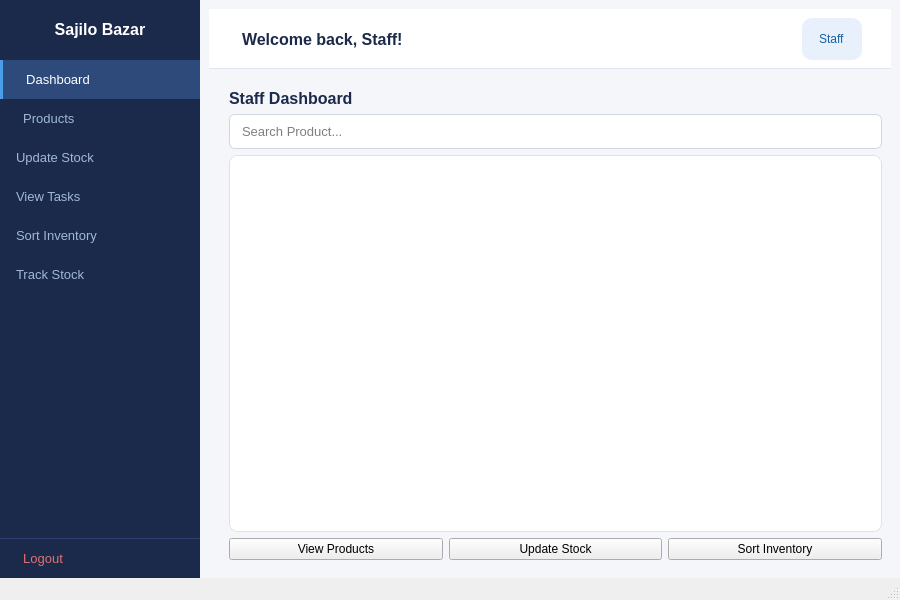
First picture: the form in ui/staffdashboard.ui, repository kriitikat/Sajilo-Bazarr, before the edit.
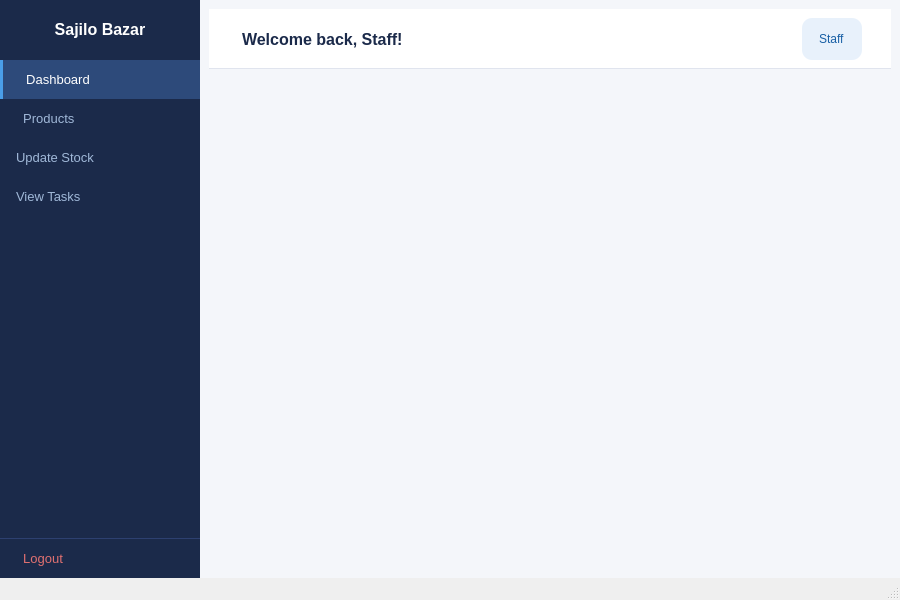
Second picture: the form after the edit.

What changed in the file:
```diff
--- a/ui/staffdashboard.ui
+++ b/ui/staffdashboard.ui
@@ -182,48 +182,6 @@
          </property>
         </widget>
        </item>
-       <item>
-        <widget class="QPushButton" name="btnCategory">
-         <property name="styleSheet">
-          <string>
-QPushButton {
-color: #A0B8D8;
-background-color: transparent;
-border: none;
-padding: 12px 16px;
-text-align: left;
-font-size: 13px;
-}
-
-QPushButton:hover {
-background-color: #2D4A7A;
-color: white;
-}
-          </string>
-         </property>
-         <property name="text">
-          <string>Sort Inventory</string>
-         </property>
-        </widget>
-       </item>
-       <item>
-        <widget class="QPushButton" name="pushButton">
-         <property name="styleSheet">
-          <string notr="true">QPushButton {
-color: #A0B8D8;
-background-color: transparent;
-border: none;
-padding: 12px 16px;
-text-align: left;
-font-size: 13px;
-}
-             </string>
-         </property>
-         <property name="text">
-          <string>Track Stock</string>
-         </property>
-        </widget>
-       </item>
        <item>
         <spacer name="verticalSpacer">
          <property name="orientation">
@@ -370,86 +328,6 @@
           <property name="topMargin">
            <number>20</number>
           </property>
-          <item>
-           <widget class="QLabel" name="titleLabel">
-            <property name="styleSheet">
-             <string>
-QLabel {
-color: #1B2A4A;
-font-size: 16px;
-font-weight: bold;
-}
-             </string>
-            </property>
-            <property name="text">
-             <string>Staff Dashboard</string>
-            </property>
-           </widget>
-          </item>
-          <item>
-           <widget class="QLineEdit" name="searchBar">
-            <property name="minimumSize">
-             <size>
-              <width>0</width>
-              <height>35</height>
-             </size>
-            </property>
-            <property name="styleSheet">
-             <string>
-QLineEdit {
-background-color: white;
-border: 1px solid #D0D7E2;
-border-radius: 6px;
-padding-left: 10px;
-font-size: 13px;
-}
-             </string>
-            </property>
-            <property name="placeholderText">
-             <string>Search Product...</string>
-            </property>
-           </widget>
-          </item>
-          <item>
-           <widget class="QTableWidget" name="productTable">
-            <property name="styleSheet">
-             <string>
-QTableWidget {
-background-color: white;
-border: 1px solid #DDE3EC;
-border-radius: 8px;
-gridline-color: #EAECEF;
-font-size: 12px;
-}
-             </string>
-            </property>
-           </widget>
-          </item>
-          <item>
-           <layout class="QHBoxLayout" name="buttonLayout">
-            <item>
-             <widget class="QPushButton" name="btnViewProducts">
-              <property name="text">
-               <string>View Products</string>
-              </property>
-             </widget>
-            </item>
-            <item>
-             <widget class="QPushButton" name="btnUpdateStock">
-              <property name="text">
-               <string>Update Stock</string>
-              </property>
-             </widget>
-            </item>
-            <item>
-             <widget class="QPushButton" name="btnSortInventory">
-              <property name="text">
-               <string>Sort Inventory</string>
-              </property>
-             </widget>
-            </item>
-           </layout>
-          </item>
          </layout>
         </widget>
        </item>
```
